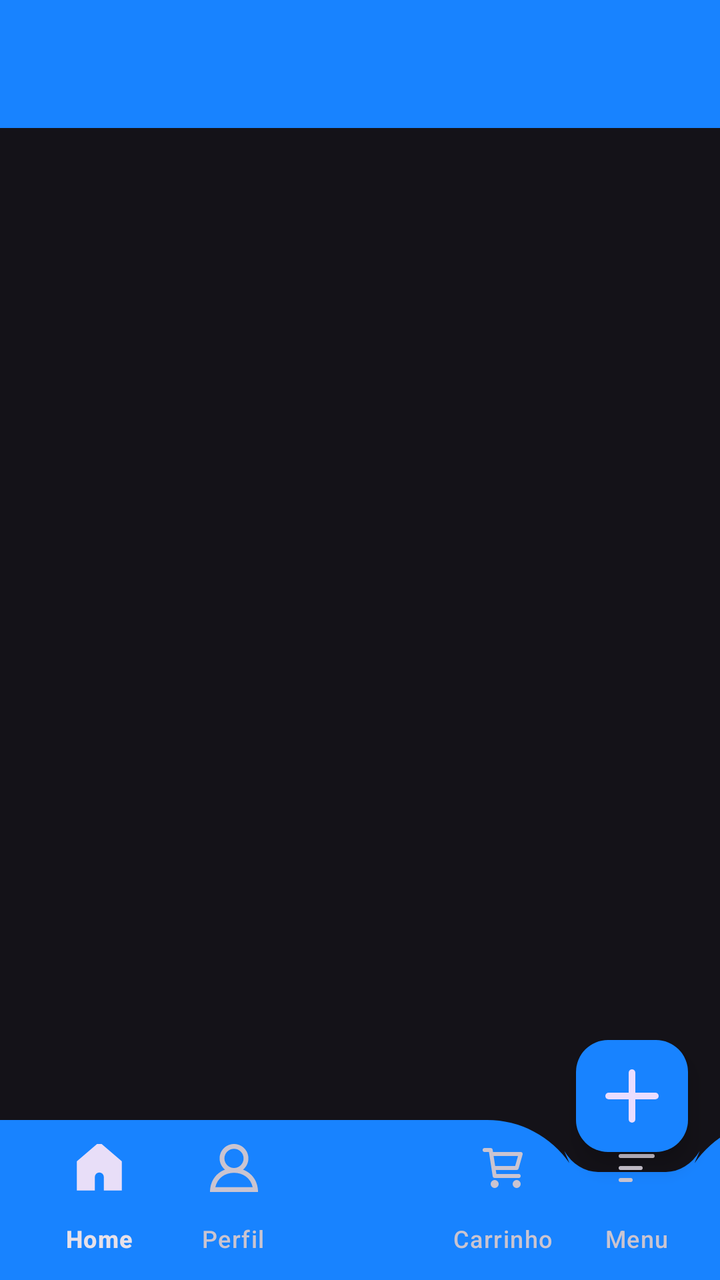
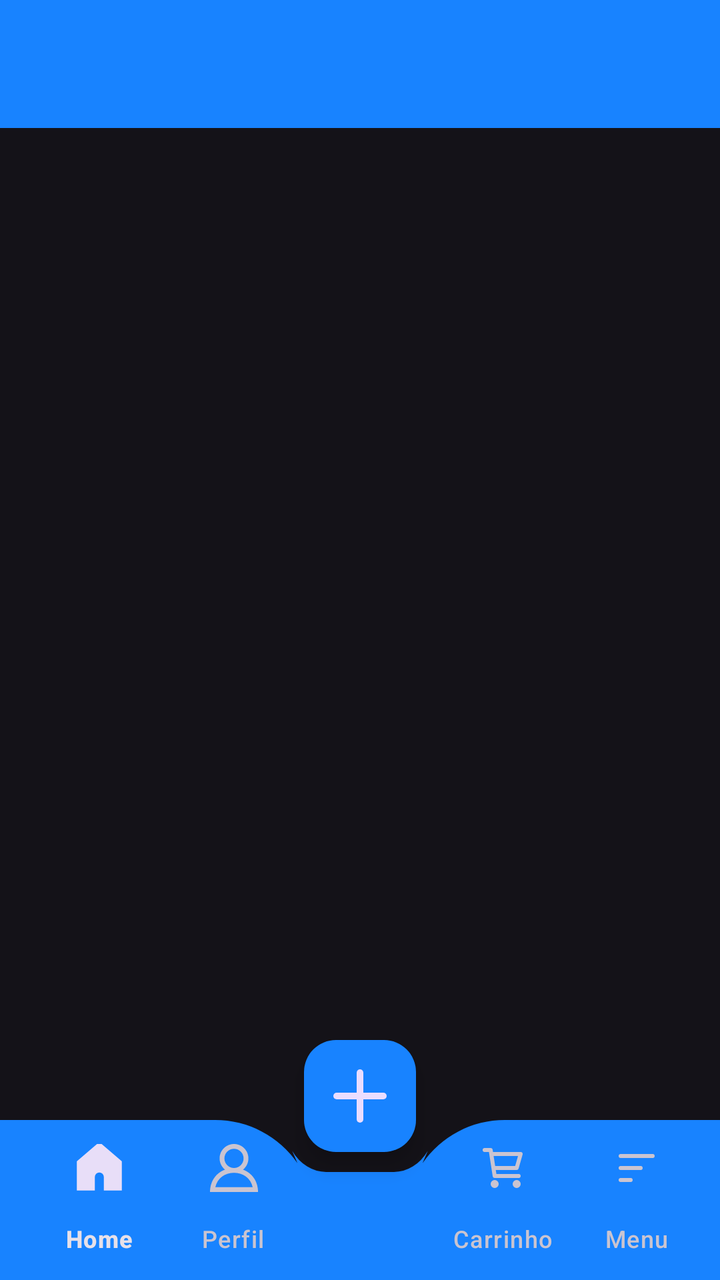

The first picture is an Android layout as it rendered before a commit; the second is the same layout after the commit. The layout source and the unified diff follow.
<!-- AndroidManifest.xml: application theme Theme.NavigationDrawer -->
<!-- res/layout/activity_main.xml -->
<?xml version="1.0" encoding="utf-8"?>
<androidx.drawerlayout.widget.DrawerLayout
    xmlns:android="http://schemas.android.com/apk/res/android"
    xmlns:app="http://schemas.android.com/apk/res-auto"
    xmlns:tools="http://schemas.android.com/tools"
    android:id="@+id/drawer_layout"
    android:layout_width="match_parent"
    android:layout_height="match_parent"
    tools:context=".MainActivity">

    <androidx.coordinatorlayout.widget.CoordinatorLayout
        android:layout_width="match_parent"
        android:layout_height="match_parent">

        <com.google.android.material.appbar.MaterialToolbar
            android:id="@+id/toolbar"
            android:layout_width="match_parent"
            android:layout_height="?attr/actionBarSize"
            android:background="@color/blue"
            android:elevation="4dp"
            app:popupTheme="@style/ThemeOverlay.AppCompat.Light"/>

        <FrameLayout
            android:id="@+id/fragment_container"
            android:layout_width="match_parent"
            android:layout_height="match_parent"/>

        <com.google.android.material.bottomappbar.BottomAppBar
            android:id="@+id/bottomAppbar"
            android:layout_width="match_parent"
            android:layout_height="wrap_content"
            android:layout_gravity="bottom"
            android:backgroundTint="@color/blue"
            app:fabCradleMargin="10dp"
            app:fabCradleRoundedCornerRadius="50dp"
            app:fabAnchorMode="cradle">

            <com.google.android.material.bottomnavigation.BottomNavigationView
                android:id="@+id/bottom_navigation"
                android:layout_width="match_parent"
                android:layout_height="wrap_content"
                android:background="@android:color/transparent"
                app:labelVisibilityMode="labeled"
                app:menu="@menu/bottom_menu"/>


        </com.google.android.material.bottomappbar.BottomAppBar>

        <com.google.android.material.floatingactionbutton.FloatingActionButton
            android:id="@+id/fab"
            android:layout_width="wrap_content"
            android:layout_height="wrap_content"
            android:backgroundTint="@color/blue"
            android:contentDescription="Adicionar"
            android:src="@drawable/addlogo"
            app:layout_anchor="@id/bottomAppbar"
            app:maxImageSize="40dp"/>


    </androidx.coordinatorlayout.widget.CoordinatorLayout>

    <com.google.android.material.navigation.NavigationView
        android:id="@+id/navigation_drawer"
        android:layout_width="wrap_content"
        android:layout_height="match_parent"
        android:layout_gravity="start"
        android:layout_marginTop="?attr/actionBarSize"
        app:headerLayout="@layout/nav_header"
        app:itemIconTint="@color/blue"
        app:itemTextColor="@color/blue"
        android:fitsSystemWindows="true"
        app:menu="@menu/nav_menu"/>

</androidx.drawerlayout.widget.DrawerLayout>
<!-- res/layout/nav_header.xml (included above) -->
<?xml version="1.0" encoding="utf-8"?>
<LinearLayout
    xmlns:android="http://schemas.android.com/apk/res/android"
    android:orientation="vertical"
    android:layout_width="match_parent"
    android:layout_height="176dp"
    android:gravity="top"
    android:padding="16dp"
    android:background="@color/blue"
    android:theme="@style/ThemeOverlay.AppCompat.Dark">

    <ImageView
        android:layout_width="match_parent"
        android:layout_height="match_parent"
        android:src="@drawable/kabumlogo"
        android:layout_gravity="center"/>

</LinearLayout>
<!-- resources referenced by this layout -->
<resources>
  <color name="blue">#1883FF</color>
  <!-- drawable addlogo (drawable) -->
  <vector xmlns:android="http://schemas.android.com/apk/res/android"
      android:width="64dp"
      android:height="64dp"
      android:viewportWidth="24"
      android:viewportHeight="24">
    <path
        android:pathData="M12,19L12,5"
        android:strokeLineJoin="round"
        android:strokeWidth="2"
        android:fillColor="#00000000"
        android:strokeColor="#ffffff"
        android:strokeLineCap="round"/>
    <path
        android:pathData="M5,12L19,12"
        android:strokeLineJoin="round"
        android:strokeWidth="2"
        android:fillColor="#00000000"
        android:strokeColor="#ffffff"
        android:strokeLineCap="round"/>
  </vector>
  <!-- drawable kabumlogo: vector/xml drawable (drawable, 7873 chars, omitted) -->
  <style name="Theme.NavigationDrawer" parent="Base.Theme.NavigationDrawer" />
  <style name="Base.Theme.NavigationDrawer" parent="Theme.Material3.Dark.NoActionBar">
          
          
      </style>
</resources>

<!-- the commit's change to res/layout/activity_main.xml (unified diff, before → after) -->
@@ -31,11 +31,13 @@
             android:layout_height="wrap_content"
             android:layout_gravity="bottom"
             android:backgroundTint="@color/blue"
+            app:fabAlignmentMode="center"
             app:fabCradleMargin="10dp"
             app:fabCradleRoundedCornerRadius="50dp"
             app:fabAnchorMode="cradle">
 
-            <com.google.android.material.bottomnavigation.BottomNavigationView
+
+        <com.google.android.material.bottomnavigation.BottomNavigationView
                 android:id="@+id/bottom_navigation"
                 android:layout_width="match_parent"
                 android:layout_height="wrap_content"
